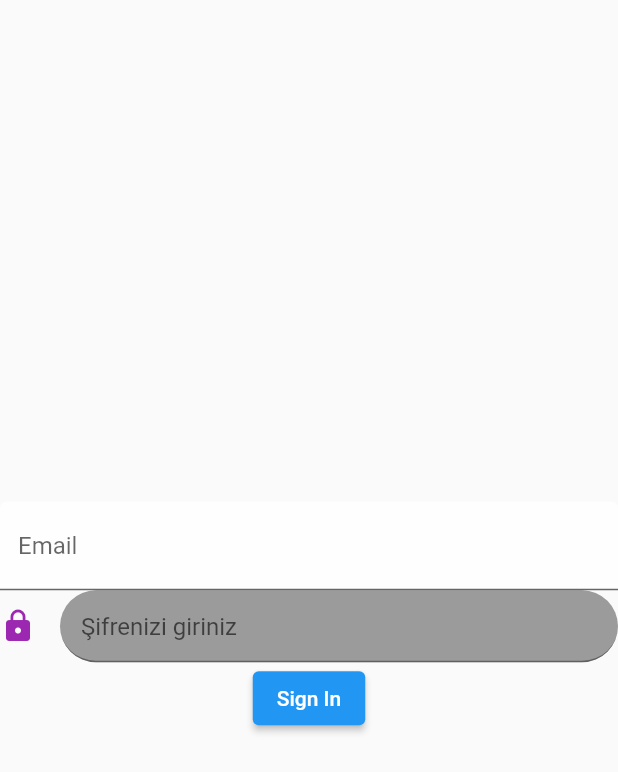
After one commit to halilibrhimtas/cultart, a Flutter app: the screen it shows after launch, after a tap on "GİRİŞ", on a phone screen of 412 x 824 dp. The commit adds this screen. Shown: the top 772 px of the screen. Run offline on Flutter 3.47's test engine with Material 2 defaults, Android fonts, the phone set to English and light mode, and no system bars; our stand-ins replace dio, firebase_auth, firebase_core, flutter_riverpod, google_sign_in, splashscreen; accounts and stored records are empty; generated files the repository leaves out were written again; network calls fail.

Commit message:
Json ile veri çekildi, Firebase kullanılarak email-password girişi ve google ile giriş yapıldı

```diff
--- /dev/null
+++ b/lib/home/login/signIn_page.dart
@@ -0,0 +1,81 @@
+import 'package:cultart/home/home_page.dart';
+import 'package:firebase_auth/firebase_auth.dart';
+import 'package:flutter/material.dart';
+
+
+class SignInPage extends StatefulWidget {
+  const SignInPage({Key? key}) : super(key: key);
+
+  @override
+  _SignInPageState createState() => _SignInPageState();
+}
+
+class _SignInPageState extends State<SignInPage> {
+  final FirebaseAuth auth = FirebaseAuth.instance;
+  TextEditingController emailController = TextEditingController();
+  TextEditingController passwordController = TextEditingController();
+
+  @override
+  Widget build(BuildContext context) {
+    return Scaffold(
+      body: Column(
+        mainAxisAlignment: MainAxisAlignment.center,
+        crossAxisAlignment: CrossAxisAlignment.center,
+        children: [
+          TextFormField(
+            controller: emailController,
+            decoration: const InputDecoration(
+              labelText: "Email",
+              filled: true,
+              fillColor: Colors.white70,
+            ),
+
+          ),
+          TextFormField(
+            controller: passwordController,
+            decoration: InputDecoration(
+              icon: const Icon(Icons.lock, color: Colors.purple),
+              filled: true,
+              hintText: "Şifrenizi giriniz",
+              fillColor: Colors.black38,
+              contentPadding: const EdgeInsets.only(
+                  left: 14.0, bottom: 8.0, top: 8.0),
+              focusedBorder: OutlineInputBorder(
+                borderSide:  const BorderSide(color: Colors.black38),
+                borderRadius:  BorderRadius.circular(25.7),
+              ),
+              enabledBorder: UnderlineInputBorder(
+                borderSide:  const BorderSide(color: Colors.black38),
+                borderRadius:  BorderRadius.circular(25.7),
+              ),
+            ),
+
+          ),
+          ElevatedButton(
+              onPressed: (){
+                try{
+                  signIn(emailController.text.trim(),
+                          passwordController.text.trim())
+                      .then((value) => Navigator.pushReplacement(
+                          context,
+                          MaterialPageRoute(
+                              builder: (context) => const HomePage())));
+                } catch (e) {
+                  ScaffoldMessenger.of(context).showSnackBar(
+                    SnackBar(
+                        content: Text(e.toString())
+                    ),
+                  );
+                }
+              },
+              child: const Text("Sign In"))
+        ],
+      ),
+    );
+  }
+  Future<void> signIn (String email, String password) async {
+    await auth.signInWithEmailAndPassword(
+      email: email ,
+      password: password,);
+  }
+}
--- a/lib/home/splash_page.dart
+++ b/lib/home/splash_page.dart
@@ -1,4 +1,4 @@
-import 'package:cultart/home/login_page.dart';
+import 'package:cultart/home/login/login_page.dart';
 import 'package:flutter/material.dart';
 // ignore: import_of_legacy_library_into_null_safe
 import 'package:splashscreen/splashscreen.dart';
--- a/lib/main.dart
+++ b/lib/main.dart
@@ -1,16 +1,24 @@
 import 'package:cultart/home/splash_page.dart';
+import 'package:firebase_core/firebase_core.dart';
 import 'package:flutter/material.dart';
+import 'package:flutter_riverpod/flutter_riverpod.dart';
 
-void main() {
-  runApp(const MyApp());
+import 'firebase_options.dart';
+
+Future<void> main() async {
+  WidgetsFlutterBinding.ensureInitialized();
+  await Firebase.initializeApp(
+      options: DefaultFirebaseOptions.currentPlatform
+  );
+  runApp(const ProviderScope(child: MyApp()));
 }
 
-class MyApp extends StatelessWidget {
+class MyApp extends ConsumerWidget {
   const MyApp({Key? key}) : super(key: key);
 
   // This widget is the root of your application.
   @override
-  Widget build(BuildContext context) {
+  Widget build(BuildContext context, WidgetRef ref) {
     return MaterialApp(
       theme: ThemeData(
         primarySwatch: Colors.blue,
--- a/lib/service/api_constants.dart
+++ /dev/null
@@ -1,3 +0,0 @@
-class ApiConstants {
-
-}
```
Also changed, not shown: lib/home/login/google_sign_in.dart (added, +19 -0 lines), lib/home/login/login_page.dart (renamed from lib/home/login_page.dart, +27 -7 lines), lib/home/login/signUp_page.dart (added, +76 -0 lines), lib/models/cast.dart (added, +19 -0 lines), lib/models/movie.dart (added, +63 -0 lines), lib/models/movie_model.dart (deleted, +0 -68 lines), lib/pages/movie_detail_page.dart (+95 -14 lines), lib/pages/movie_page.dart (+36 -56 lines), lib/service/api_service.dart (+29 -2 lines), lib/service/movie_state.dart (added, +7 -0 lines), pubspec.yaml (+11 -2 lines), assets/indir.jpg (added), pubspec.lock, 4 other files.
